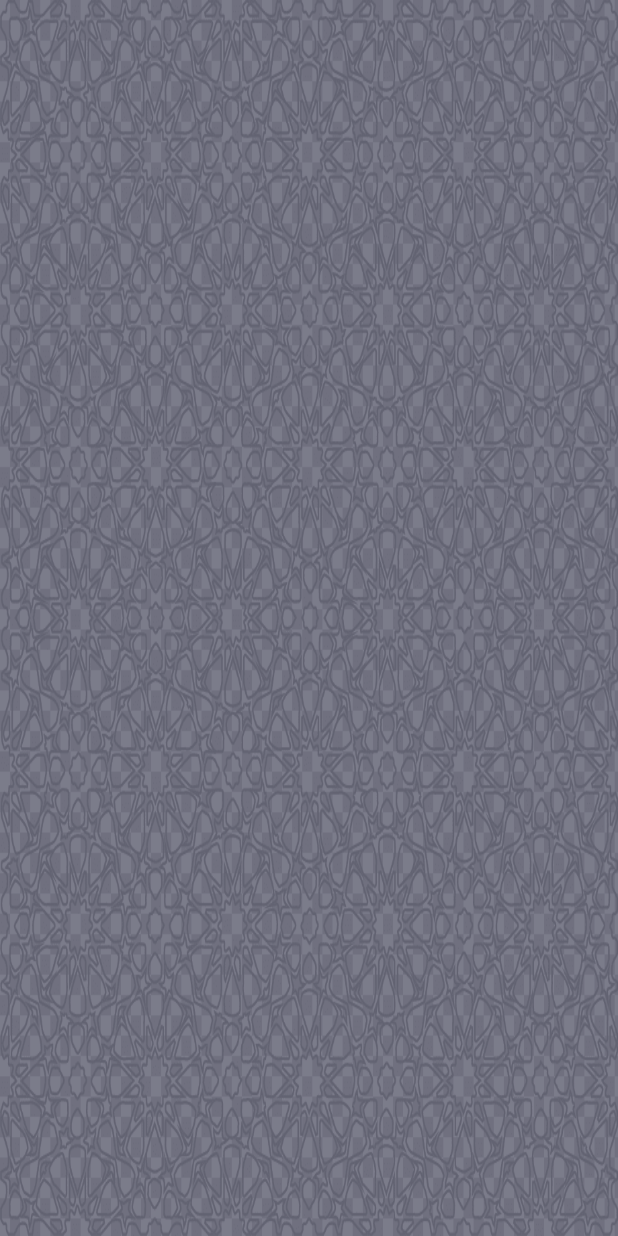
After one commit to MohamedNaif/mukth-app, a Flutter app: the HomeView screen opened directly, on a phone screen of 412 x 824 dp. The commit adds this screen. Run offline on Flutter 3.47's test engine with Material 3 defaults, Android fonts, the phone set to English and light mode, and no system bars; our stand-ins replace bloc, easy_localization, flutter_bloc, hive, hive_flutter; accounts and stored records are empty.

Commit message:
create home view

```diff
--- /dev/null
+++ b/lib/features/home/presentation/views/home_view.dart
@@ -0,0 +1,16 @@
+import 'package:flutter/material.dart';
+
+import 'widget/home_view_body.dart';
+
+class HomeView extends StatelessWidget {
+  const HomeView({super.key});
+
+  @override
+  Widget build(BuildContext context) {
+    return const Scaffold(
+      body: HomeViewBody(
+
+      ),
+    );
+  }
+}
--- /dev/null
+++ b/lib/features/home/presentation/views/widget/home_view_body.dart
@@ -0,0 +1,30 @@
+import 'package:flutter/material.dart';
+// import 'package:flutter/widgets.dart';
+
+class HomeViewBody extends StatelessWidget {
+  const HomeViewBody({super.key});
+
+  @override
+  Widget build(BuildContext context) {
+    return Scaffold(
+      body: Container(
+        decoration: const BoxDecoration(
+          image: DecorationImage(
+            fit: BoxFit.fill,
+            image: AssetImage(
+              'assets/images/png-transparent-gray-background-gray-decorative-pattern-background.png',
+            ),
+          ),
+        ),
+        child: Stack(
+          children: [
+            Container(
+              color:const  Color.fromARGB(134, 4, 5, 33),
+            ),
+
+          ],
+        ),
+      ),
+    );
+  }
+}
--- a/lib/features/splash_feature/presentation/views/widgets/splash_view_body.dart
+++ b/lib/features/splash_feature/presentation/views/widgets/splash_view_body.dart
@@ -1,7 +1,8 @@
 import 'dart:async';
 
 import 'package:flutter/material.dart';
-import 'package:note_app/features/note_feature/presentation/views/notes_view.dart';
+import 'package:note_app/features/home/presentation/views/home_view.dart';
+// import 'package:note_app/features/note_feature/presentation/views/notes_view.dart';
 
 class SplashViewBody extends StatefulWidget {
   const SplashViewBody({super.key});
@@ -15,7 +16,7 @@ class _SplashViewBodyState extends State<SplashViewBody> {
   void initState() {
     super.initState();
     Timer(const Duration(seconds: 2), () {
-      Navigator.of(context).pushReplacement(MaterialPageRoute(builder: (_) => const NotesView()));
+      Navigator.of(context).pushReplacement(MaterialPageRoute(builder: (_) => const HomeView()));
     });
   }
 
```
Also changed, not shown: assets/images/plush-blankets-floral-pattern-for-background.jpg.jpg (added), assets/images/png-transparent-gray-background-gray-decorative-pattern-background.png (added).
